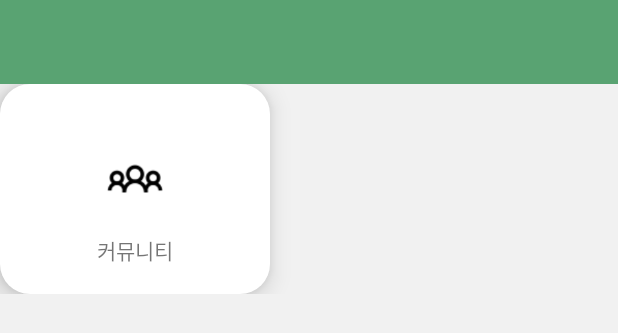
After one commit to moonseokchoi-kr/KYapp, an Android app: the layout activity_major_select.xml on its own in the app's theme, with its tools: preview values and no code run, on a phone screen of 412 x 824 dp. The commit adds this screen. Shown: the top 333 px of the screen. Run offline under Robolectric (Android 15) with nearby library versions, the light colour scheme and no system bars.

Commit message:
make major selector activity_major_select.xml
written by Choi MoonSeok

```diff
--- a/app/src/main/java/com/CCU/kyapp/MainActivity.kt
+++ b/app/src/main/java/com/CCU/kyapp/MainActivity.kt
@@ -2,6 +2,8 @@ package com.CCU.kyapp
 
 import android.content.Intent
 import android.os.Bundle
+import android.view.View
+import androidx.appcompat.app.ActionBar
 import androidx.appcompat.app.AppCompatActivity
 import androidx.viewpager.widget.ViewPager
 
@@ -11,14 +13,20 @@ class MainActivity : AppCompatActivity() {
     //var url = ""
     //private val mAuth = FirebaseAuth.getInstance()
     //private val user : FirebaseUser? = mAuth.currentUser
-    lateinit var imagePager:ImagePager
-    lateinit var viewPager:ViewPager
+    private lateinit var imagePager:ImagePager
+    private lateinit var viewPager:ViewPager
 
+    class activeClickListener : View.OnClickListener {
+        override fun onClick(v: View?) {
+
+        }
+
+    }
     override fun onCreate(savedInstanceState: Bundle?) {
         super.onCreate(savedInstanceState)
         val intent : Intent = Intent(this, LoadingActivity::class.java)
         setContentView(R.layout.activity_main)
-        viewPager = findViewById(R.id.viewPager_journal) as ViewPager
+        viewPager = findViewById<ViewPager>(R.id.viewPager_journal)
         imagePager = ImagePager(this)
         viewPager.adapter = imagePager
         //YouTubePlayerView_major.play("UTx1igNpTpk")
--- /dev/null
+++ b/app/src/main/res/layout-v21/activity_major_select.xml
@@ -0,0 +1,14 @@
+<?xml version="1.0" encoding="utf-8"?>
+<LinearLayout xmlns:android="http://schemas.android.com/apk/res/android"
+    xmlns:tools="http://schemas.android.com/tools"
+    android:layout_width="match_parent"
+    android:layout_height="match_parent"
+    android:orientation="vertical"
+    tools:ignore="MissingDefaultResource">
+
+    <Toolbar
+        android:layout_width="match_parent"
+        android:layout_height="wrap_content"
+        />
+
+</LinearLayout>
--- a/app/src/main/res/layout/activity_main.xml
+++ b/app/src/main/res/layout/activity_main.xml
@@ -4,7 +4,8 @@
     xmlns:android="http://schemas.android.com/apk/res/android"
     xmlns:app="http://schemas.android.com/apk/res-auto"
     tools:context=".MainActivity"
-    xmlns:tools="http://schemas.android.com/tools">
+    xmlns:tools="http://schemas.android.com/tools"
+    >
     <androidx.constraintlayout.widget.ConstraintLayout
         android:layout_width="match_parent"
         android:layout_height="wrap_content"
@@ -30,7 +31,7 @@
         </LinearLayout>
 
         <RelativeLayout
-        android:id="@+id/relativeLayout"
+            android:id="@+id/relativeLayout_school"
             android:layout_width="180dp"
             android:layout_height="140dp"
             android:background="@drawable/btn_main"
@@ -66,7 +67,7 @@
         </RelativeLayout>
 
         <RelativeLayout
-        android:id="@+id/relativeLayout2"
+            android:id="@+id/relativeLayout_major"
             android:layout_width="180dp"
             android:layout_height="140dp"
             android:background="@drawable/btn_main"
@@ -102,7 +103,7 @@
         </RelativeLayout>
 
         <RelativeLayout
-        android:id="@+id/relativeLayout3"
+            android:id="@+id/relativeLayout_admission"
             android:layout_width="180dp"
             android:layout_height="140dp"
             android:background="@drawable/btn_main"
@@ -131,13 +132,13 @@
                 android:layout_alignParentBottom="true"
                 android:layout_centerInParent="true"
                 android:background="@drawable/btn_main"
-            android:padding="16px"
+                android:padding="16dp"
                 android:text="입시정보" />
 
         </RelativeLayout>
 
         <RelativeLayout
-        android:id="@+id/relativeLayout4"
+            android:id="@+id/relativeLayout_community"
             android:layout_width="180dp"
             android:layout_height="140dp"
             android:background="@drawable/btn_main"
@@ -189,6 +190,7 @@
             android:id="@+id/viewPager_journal"
             android:layout_width="match_parent"
             android:layout_height="240dp"
+            android:layout_marginTop="16dp"
             android:layout_marginLeft="16dp"
             android:layout_marginRight="16dp"
             android:elevation="10dp"
--- /dev/null
+++ b/app/src/main/res/layout/activity_major_select.xml
@@ -0,0 +1,56 @@
+<?xml version="1.0" encoding="utf-8"?>
+<LinearLayout xmlns:android="http://schemas.android.com/apk/res/android"
+    xmlns:tools="http://schemas.android.com/tools"
+    android:layout_width="match_parent"
+    android:layout_height="match_parent"
+    xmlns:app="http://schemas.android.com/apk/res-auto"
+    android:orientation="vertical"
+    android:background="@color/mainBg"
+    tools:ignore="MissingDefaultResource">
+
+    <androidx.appcompat.widget.Toolbar
+        android:layout_width="match_parent"
+        android:layout_height="?attr/actionBarSize"
+        android:background="@color/topBg"
+        android:id="@+id/Toolbar_select"
+       >
+    </androidx.appcompat.widget.Toolbar>
+    <TableLayout
+        android:layout_width="match_parent"
+        android:layout_height="match_parent"
+        >
+        <TableRow>
+            <RelativeLayout
+                android:id="@+id/relativeLayout_community"
+                android:layout_width="180dp"
+                android:layout_height="140dp"
+                android:background="@drawable/btn_main"
+                android:elevation="10dp"
+                android:orientation="vertical"
+                android:layout_marginRight="8dp"
+                >
+
+                <ImageView
+                    android:id="@+id/school_image"
+                    android:layout_width="60dp"
+                    android:layout_height="60dp"
+                    android:layout_centerInParent="true"
+                    android:paddingBottom="16dp"
+                    android:src="@drawable/iconfinder_crew" />
+
+                <TextView
+                    android:id="@+id/textView3"
+                    android:layout_width="wrap_content"
+                    android:layout_height="wrap_content"
+                    android:layout_alignBottom="@id/school_image"
+                    android:layout_alignParentBottom="true"
+                    android:layout_centerInParent="true"
+                    android:background="@drawable/btn_main"
+                    android:padding="16px"
+                    android:text="커뮤니티" />
+
+            </RelativeLayout>
+        </TableRow>
+    </TableLayout>
+
+</LinearLayout>
--- a/app/src/main/res/values/colors.xml
+++ b/app/src/main/res/values/colors.xml
@@ -5,4 +5,6 @@
     <color name="colorAccent">#03DAC5</color>
     <color name="colorKy">#7BBD27</color>
     <color name="colorGray">#777777</color>
+    <color name="mainBg">#F1F1F1</color>
+    <color name="topBg">#59A372</color>
 </resources>
--- a/app/src/main/res/values/styles.xml
+++ b/app/src/main/res/values/styles.xml
@@ -6,6 +6,9 @@
         <item name="colorPrimary">@color/colorPrimary</item>
         <item name="colorPrimaryDark">@color/colorPrimaryDark</item>
         <item name="colorAccent">@color/colorAccent</item>
+        <!--No Title Bar -->
+        <item name="windowActionBar">false</item>
+        <item name="windowNoTitle">true</item>
     </style>
 
 </resources>
```
Lines whose indentation alone changed are shown as unchanged.
